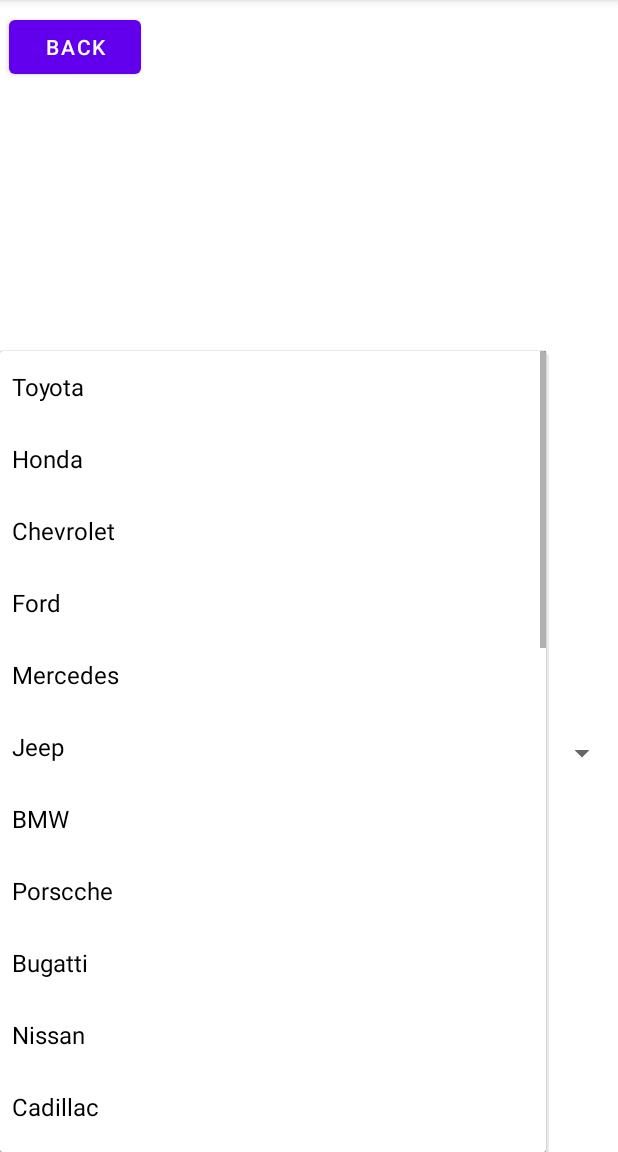
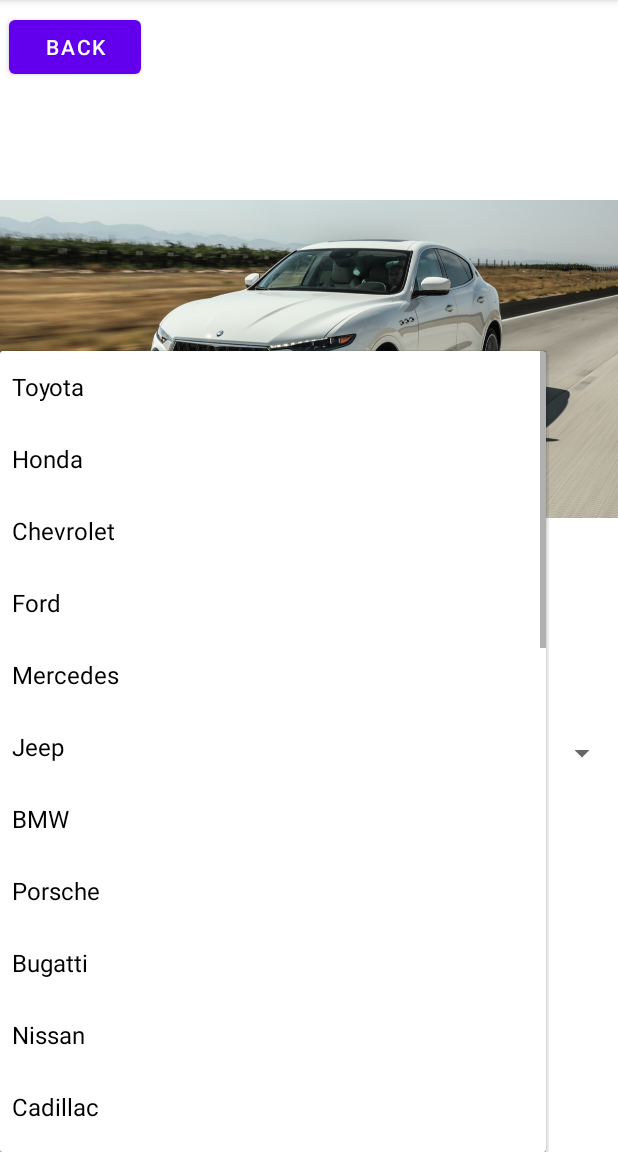
Before and after one commit to komolbek/Car-selection-game, an Android app: the CarMakeIdentifyActivity screen opened directly, with no data from a screen before it, after a tap on "Toyota", on a phone screen of 412 x 824 dp, the part 84-1236 px from its top. Run offline under Robolectric (Android 15) with nearby library versions, the light colour scheme and no system bars; 1 other tap on this screen came first.

Commit message:
[Android-master] Fixed image names. Implemented car image changing logic in CarIdentify activity

```diff
--- a/app/src/main/java/com/example/w1754980cargame/BusinessLogic/CarsManager.java
+++ b/app/src/main/java/com/example/w1754980cargame/BusinessLogic/CarsManager.java
@@ -1,6 +1,7 @@
 package com.example.w1754980cargame.BusinessLogic;
 
 import android.content.Context;
+import android.util.Log;
 
 import com.example.w1754980cargame.Models.Car;
 import com.example.w1754980cargame.R;
@@ -35,6 +36,10 @@
 
     public Car getRandomCar() {
         Car randomCar = cars.get(new Random().nextInt(cars.size()));
+
+        if (cars.isEmpty()) {
+            return null;
+        }
 
         if (usedCars.isEmpty()) {
             cars.remove(randomCar);
--- a/app/src/main/java/com/example/w1754980cargame/CarMakeIdentifyActivity.java
+++ b/app/src/main/java/com/example/w1754980cargame/CarMakeIdentifyActivity.java
@@ -2,9 +2,8 @@
 
 import androidx.appcompat.app.AppCompatActivity;
 
-import android.content.res.Resources;
-import android.graphics.drawable.Drawable;
 import android.os.Bundle;
+import android.util.Log;
 import android.view.View;
 import android.widget.ArrayAdapter;
 import android.widget.Button;
@@ -16,14 +15,19 @@
 public class CarMakeIdentifyActivity extends AppCompatActivity {
 
     private Button backButton;
+    private Button identifyButton;
     private Spinner spinner;
     private ImageView imageView;
-    private Resources res = getResources();
+
+    CarsManager carsManager;
 
     @Override
     protected void onCreate(Bundle savedInstanceState) {
         super.onCreate(savedInstanceState);
         setContentView(R.layout.activity_car_make_identify);
+
+        carsManager = new CarsManager(CarMakeIdentifyActivity.this);
+        carsManager.createCars();
 
         setupButtons();
         setupButtonListeners();
@@ -35,6 +39,7 @@
     // Private methods
 
     private void setupButtons() {
+        identifyButton = (Button) findViewById(R.id.carMakeIdentifyButton);
         backButton = findViewById(R.id.carIdentifyBackButton);
     }
 
@@ -43,6 +48,13 @@
             @Override
             public void onClick(View v) {
                 finish();
+            }
+        });
+
+        identifyButton.setOnClickListener(new View.OnClickListener() {
+            @Override
+            public void onClick(View v) {
+                setupCarImage();
             }
         });
     }
@@ -65,13 +77,20 @@
     }
 
     private void setupCarImage() {
-        CarsManager carsManager = new CarsManager(CarMakeIdentifyActivity.this);
-        carsManager.createCars();
+        String carName = carsManager.getRandomCar().getName();
+        Log.e("INFO", carName);
 
-//        int resID = res.getIdentifier(
-//                carsManager.getRandomCar().getName() ,
-//                "drawable", getPackageName()
-//        );
-//        imageView.setImageResource(resID);
+        if (carName == null) {
+            Log.e("ERROR", "FINISHED");
+        }
+
+        int resID = getResources().getIdentifier(
+                carName,
+                "drawable",
+                getPackageName()
+        );
+        imageView.setImageResource(resID);
     }
+
+
 }
--- a/app/src/main/res/values/strings.xml
+++ b/app/src/main/res/values/strings.xml
@@ -8,7 +8,7 @@
         <item>Mercedes</item>
         <item>Jeep</item>
         <item>BMW</item>
-        <item>Porscche</item>
+        <item>Porsche</item>
         <item>Bugatti</item>
         <item>Nissan</item>
         <item>Cadillac</item>
```
Also changed, not shown: app/src/main/res/drawable/bmw.png (renamed from app/src/main/res/drawable/bms.png), app/src/main/res/drawable/mitsubishi.png (renamed from app/src/main/res/drawable/mitsibishi.png), 4 other files.
